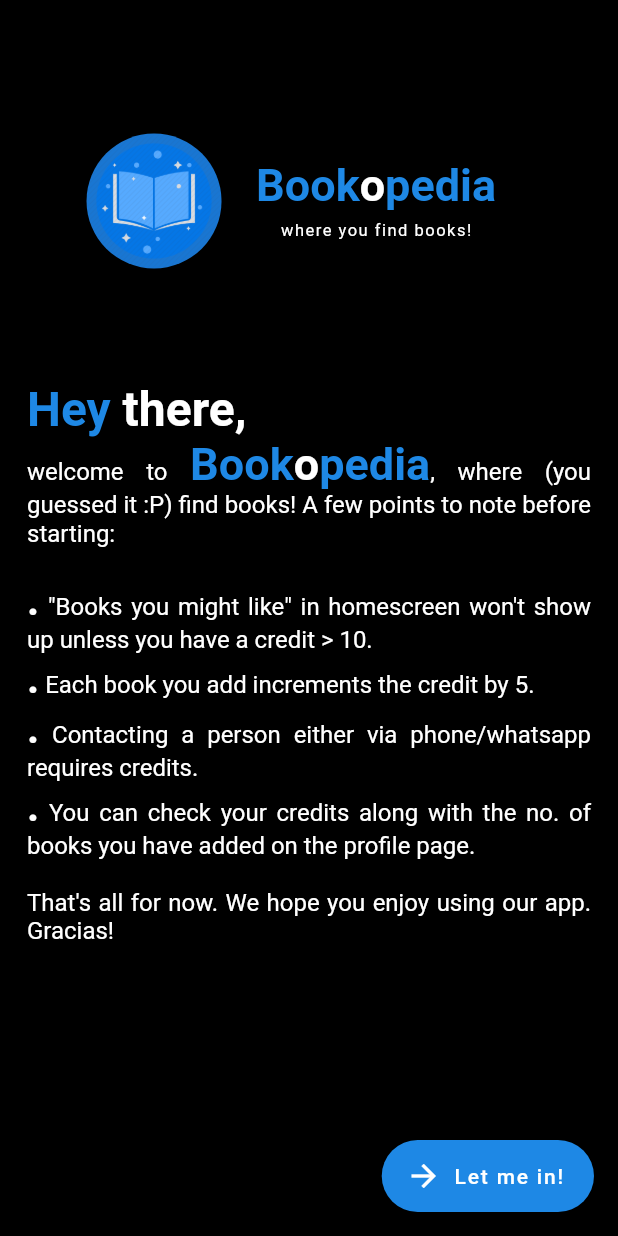
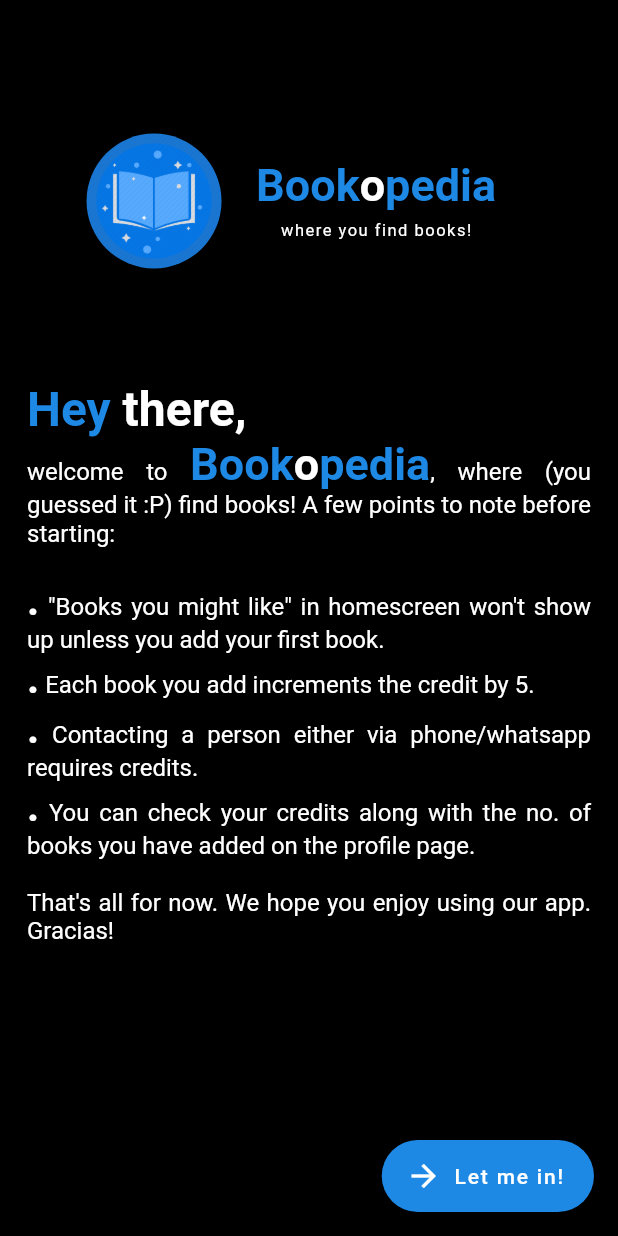
Before and after one commit to aKrRaC/bookopedia, a Flutter app: the Welcome screen opened directly, on a phone screen of 412 x 824 dp. Run offline on Flutter 3.47's test engine with Material 2 defaults, Android fonts, the phone set to English and light mode, and no system bars; our stand-ins replace cloud_firestore, firebase_auth, flutter_spinkit; accounts and stored records are empty.

Commit message:
minor bug fixes

```diff
--- a/lib/pages/HomePage.dart
+++ b/lib/pages/HomePage.dart
@@ -79,7 +79,7 @@ class _HomePageState extends State<HomePage> {
                               ),
                             ),
                         Visibility(
-                          visible: (userData.credit >= 10),
+                          visible: (userData.credit > 4),
                           child: Padding(
                             padding: const EdgeInsets.fromLTRB(18,145,0,0),
                             child: Text("Books you might like:",
@@ -88,7 +88,7 @@ class _HomePageState extends State<HomePage> {
                           ),
                         ),
                         Visibility(
-                          visible: (userData.credit > 10),
+                          visible: (userData.credit > 4),
                           child: Container(
                             child: Padding(
                               padding: const EdgeInsets.fromLTRB(0,175,0,70),
--- a/lib/pages/book_tile.dart
+++ b/lib/pages/book_tile.dart
@@ -21,7 +21,7 @@ class BookTile extends StatelessWidget {
           if(snapshot.hasData) {
             UserData userData = snapshot.data;
             if (book.bdept == userData.dept && book.bsem == userData.sem &&
-                book.useradmnum != userData.admnum  && userData.credit >= 10) {
+                book.useradmnum != userData.admnum  && userData.credit > 4) {
               return Padding(
                 padding: const EdgeInsets.only(top: 8.0),
                 child: Card(
--- a/lib/pages/bookdesc.dart
+++ b/lib/pages/bookdesc.dart
@@ -52,7 +52,7 @@ class _BookdescState extends State<Bookdesc> {
   }
 
   _launchWhatsapp(String phone, String uname, String bname) async {
-    dynamic url = 'https://wa.me/$phone?text=Hi, I\'m $uname. I need the book "$bname" that you posted in Bookopedia. '
+    dynamic url = 'https://wa.me/91$phone?text=Hi, I\'m $uname. I need the book "$bname" that you posted in Bookopedia. '
         'Kindly reply if you are interested in lending me the book. Thank you :)';
     if (await canLaunch(url)) {
       await launch(url);
--- a/lib/pages/welcome.dart
+++ b/lib/pages/welcome.dart
@@ -65,7 +65,7 @@ class Welcome extends StatelessWidget {
               style: TextStyle(color: Colors.white, fontSize: 28),
             ),
             TextSpan(
-              text: '\t"Books you might like" in homescreen won\'t show up unless you have a credit > 10.\n',
+              text: '\t"Books you might like" in homescreen won\'t show up unless you add your first book.\n',
               style: TextStyle(color: Colors.white, fontSize: 16, fontWeight: FontWeight.w400),
             ),
             TextSpan(
```
